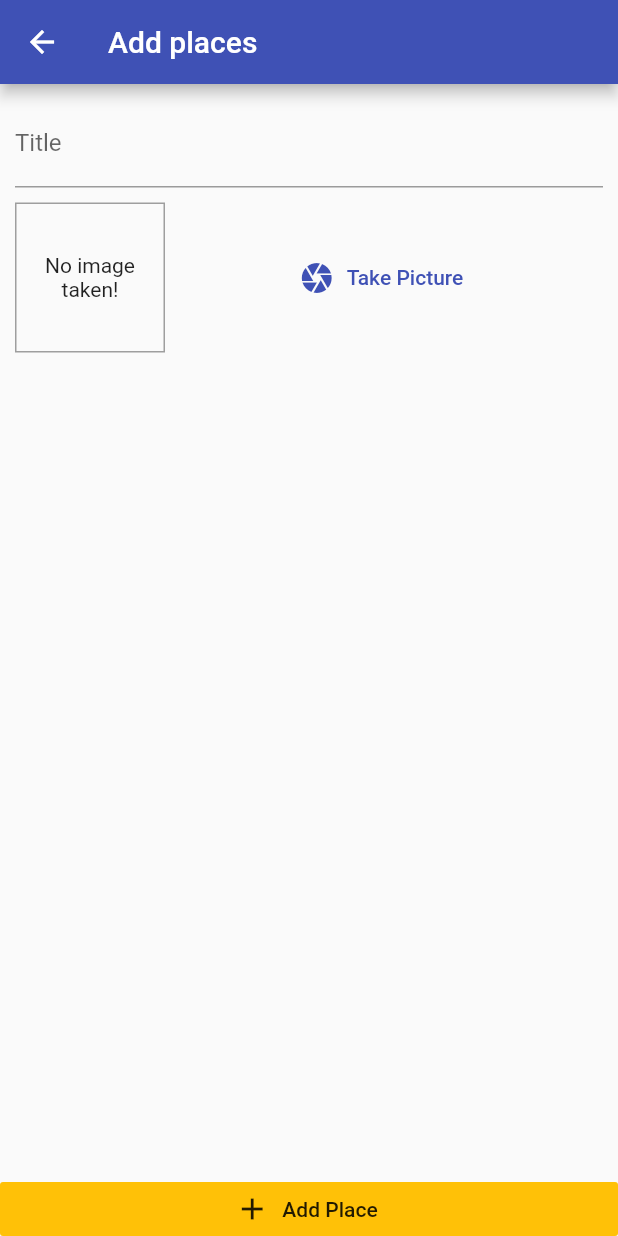
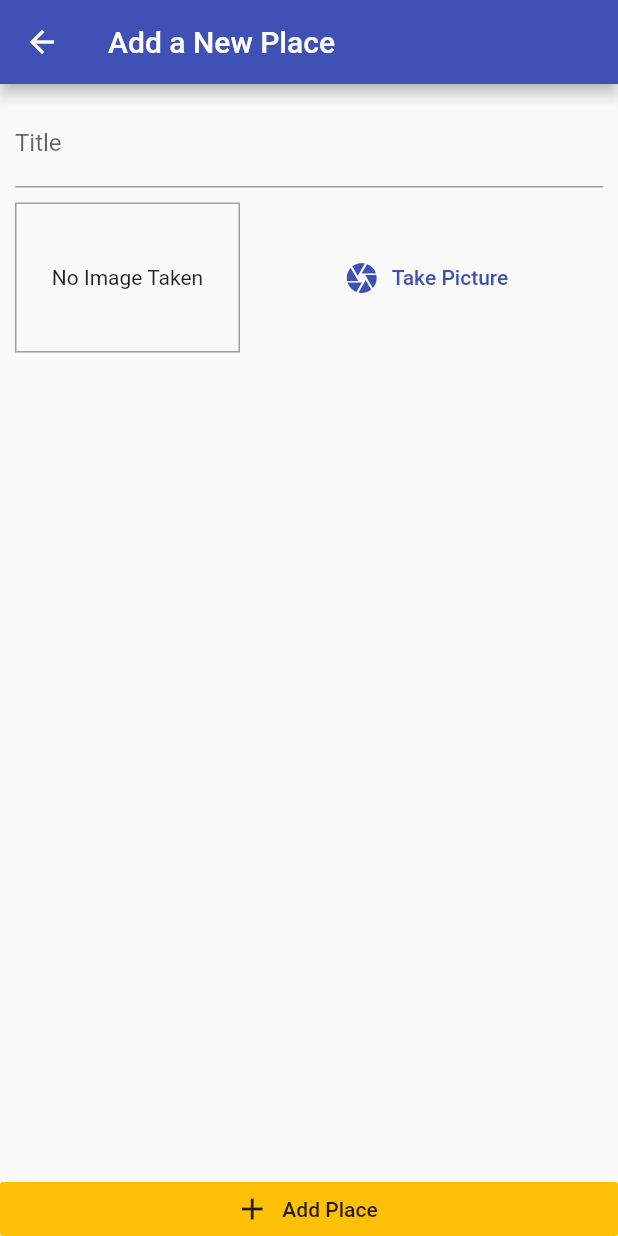
Before and after one commit to Debajyoti14/Places-App---Flutter, a Flutter app: the screen it shows after launch, after a tap on the "add" icon, on a phone screen of 412 x 824 dp. Run offline on Flutter 3.47's test engine with Material 2 defaults, Android fonts, the phone set to English and light mode, and no system bars; our stand-ins replace image_picker.

Commit message:
Bug on real device fixed

```diff
--- a/lib/main.dart
+++ b/lib/main.dart
@@ -1,10 +1,9 @@
 import 'package:flutter/material.dart';
-import 'package:flutter_complete_guide/screens/add_places_screen.dart';
 import 'package:provider/provider.dart';
 
-import '/providers/great_places.dart';
-import '/screens/place_list_screen.dart';
-import 'screens/add_places_screen.dart';
+import './providers/great_places.dart';
+import './screens/places_list_screen.dart';
+import './screens/add_place_screen.dart';
 
 void main() => runApp(MyApp());
 
@@ -21,9 +20,8 @@ class MyApp extends StatelessWidget {
           ),
           home: PlacesListScreen(),
           routes: {
-          AddPlacesScreen.routeName: ((ctx) => AddPlacesScreen()),
-        },
-      ),
+            AddPlaceScreen.routeName: (ctx) => AddPlaceScreen(),
+          }),
     );
   }
 }
--- a/lib/screens/add_places_screen.dart
+++ b/lib/screens/add_place_screen.dart
@@ -1,40 +1,43 @@
 import 'dart:io';
+
 import 'package:flutter/material.dart';
-import 'package:flutter_complete_guide/widgets/image_input.dart';
 import 'package:provider/provider.dart';
 
+import '../widgets/image_input.dart';
 import '../providers/great_places.dart';
 
-class AddPlacesScreen extends StatefulWidget {
-  static const routeName = '/Add-Places';
+class AddPlaceScreen extends StatefulWidget {
+  static const routeName = '/add-place';
+
   @override
-  State<AddPlacesScreen> createState() => _AddPlacesScreenState();
+  _AddPlaceScreenState createState() => _AddPlaceScreenState();
 }
 
-class _AddPlacesScreenState extends State<AddPlacesScreen> {
+class _AddPlaceScreenState extends State<AddPlaceScreen> {
   final _titleController = TextEditingController();
   File _pickedImage;
 
-  void _selectImage(File pickedImage) {
+  void selectImage(File pickedImage) {
     _pickedImage = pickedImage;
   }
 
-  void _savePlace() {
+  void savePlace() {
     if (_titleController.text.isEmpty || _pickedImage == null) {
       return;
+    } else {
+      Provider.of<GreatPlaces>(context, listen: false)
+          .addPlace(_titleController.text, _pickedImage);
+      Navigator.of(context).pop();
     }
-    Provider.of<GreatPlaces>(context, listen: false)
-        .addPlace(_titleController.text, _pickedImage);
   }
 
   @override
   Widget build(BuildContext context) {
     return Scaffold(
       appBar: AppBar(
-        title: Text("Add places"),
+        title: Text('Add a New Place'),
       ),
       body: Column(
-        mainAxisAlignment: MainAxisAlignment.spaceBetween,
         crossAxisAlignment: CrossAxisAlignment.stretch,
         children: <Widget>[
           Expanded(
@@ -50,19 +53,22 @@ class _AddPlacesScreenState extends State<AddPlacesScreen> {
                     SizedBox(
                       height: 10,
                     ),
-                    ImageInput(_selectImage),
+                    ImageInput(selectImage),
                   ],
                 ),
               ),
             ),
           ),
           RaisedButton.icon(
-              icon: Icon(Icons.add),
-              label: Text("Add Place"),
-              onPressed: _savePlace,
-              elevation: 0,
-              materialTapTargetSize: MaterialTapTargetSize.shrinkWrap,
-              color: Theme.of(context).accentColor)
+            icon: Icon(Icons.add),
+            label: Text('Add Place'),
+            onPressed: () {
+              savePlace();
+            },
+            elevation: 0,
+            materialTapTargetSize: MaterialTapTargetSize.shrinkWrap,
+            color: Theme.of(context).accentColor,
+          ),
         ],
       ),
     );
--- a/lib/screens/place_list_screen.dart
+++ b/lib/screens/places_list_screen.dart
@@ -1,7 +1,7 @@
 import 'package:flutter/material.dart';
-import 'package:flutter_complete_guide/screens/add_places_screen.dart';
 import 'package:provider/provider.dart';
 
+import './add_place_screen.dart';
 import '../providers/great_places.dart';
 
 class PlacesListScreen extends StatelessWidget {
@@ -14,14 +14,14 @@ class PlacesListScreen extends StatelessWidget {
           IconButton(
             icon: Icon(Icons.add),
             onPressed: () {
-              Navigator.of(context).pushNamed(AddPlacesScreen.routeName);
+              Navigator.of(context).pushNamed(AddPlaceScreen.routeName);
             },
-          )
+          ),
         ],
       ),
       body: Consumer<GreatPlaces>(
         child: Center(
-          child: const Text('Got no places, Try adding them!'),
+          child: const Text('Got no places yet, start adding some!'),
         ),
         builder: (ctx, greatPlaces, ch) => greatPlaces.items.length <= 0
             ? ch
@@ -29,10 +29,13 @@ class PlacesListScreen extends StatelessWidget {
                 itemCount: greatPlaces.items.length,
                 itemBuilder: (ctx, i) => ListTile(
                   leading: CircleAvatar(
-                      backgroundImage: FileImage(greatPlaces.items[i].image)),
+                    backgroundImage: FileImage(
+                      greatPlaces.items[i].image,
+                    ),
+                  ),
                   title: Text(greatPlaces.items[i].title),
                   onTap: () {
-                    // Go to Detail Page...
+                    // Go to detail page ...
                   },
                 ),
               ),
--- a/lib/widgets/image_input.dart
+++ b/lib/widgets/image_input.dart
@@ -8,27 +8,29 @@ import 'package:path_provider/path_provider.dart' as syspaths;
 class ImageInput extends StatefulWidget {
   final Function onSelectImage;
 
-  const ImageInput(this.onSelectImage);
+  ImageInput(this.onSelectImage);
 
   @override
-  State<ImageInput> createState() => _ImageInputState();
+  _ImageInputState createState() => _ImageInputState();
 }
 
 class _ImageInputState extends State<ImageInput> {
-  File _storedImage;
-
-  Future<void> _takePicture() async {
-    final picker = ImagePicker();
-    final imageFile = await picker.getImage(
+  XFile _storedImage;
+  Future _takePicture() async {
+    final imageFile = await ImagePicker().pickImage(
       source: ImageSource.camera,
       maxWidth: 600,
     );
+    if (imageFile == null) {
+      return;
+    }
     setState(() {
-      _storedImage = File(imageFile.path);
+      _storedImage = imageFile;
     });
     final appDir = await syspaths.getApplicationDocumentsDirectory();
     final fileName = path.basename(imageFile.path);
-    final savedImage = await _storedImage.copy('${appDir.path}/$fileName');
+    final savedImage =
+        await File(imageFile.path).copy('${appDir.path}/$fileName');
     widget.onSelectImage(savedImage);
   }
 
@@ -37,34 +39,34 @@ class _ImageInputState extends State<ImageInput> {
     return Row(
       children: <Widget>[
         Container(
-          width: 100,
+          width: 150,
           height: 100,
           decoration: BoxDecoration(
-            border: Border.all(
-              width: 1,
-              color: Colors.grey,
-            ),
+            border: Border.all(width: 1, color: Colors.grey),
           ),
           child: _storedImage != null
               ? Image.file(
-                  _storedImage,
+                  (File(_storedImage.path)),
                   fit: BoxFit.cover,
                   width: double.infinity,
                 )
               : Text(
-                  "No image taken!",
+                  'No Image Taken',
                   textAlign: TextAlign.center,
                 ),
           alignment: Alignment.center,
         ),
+        SizedBox(
+          width: 10,
+        ),
         Expanded(
           child: FlatButton.icon(
             icon: Icon(Icons.camera),
-            label: Text("Take Picture"),
+            label: Text('Take Picture'),
             textColor: Theme.of(context).primaryColor,
             onPressed: _takePicture,
           ),
-        )
+        ),
       ],
     );
   }
```
Also changed, not shown: lib/providers/great_places.dart (+5 -2 lines), lib/screens/place_detail_screen.dart (added), lib/screens/place_details_screen.dart (deleted). Lines whose indentation alone changed are shown as unchanged.
